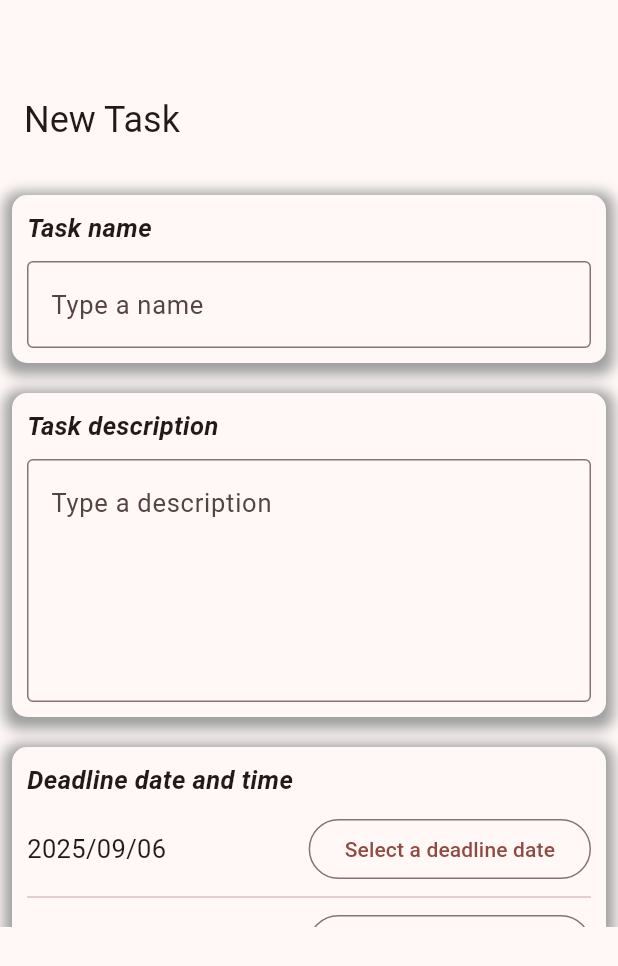
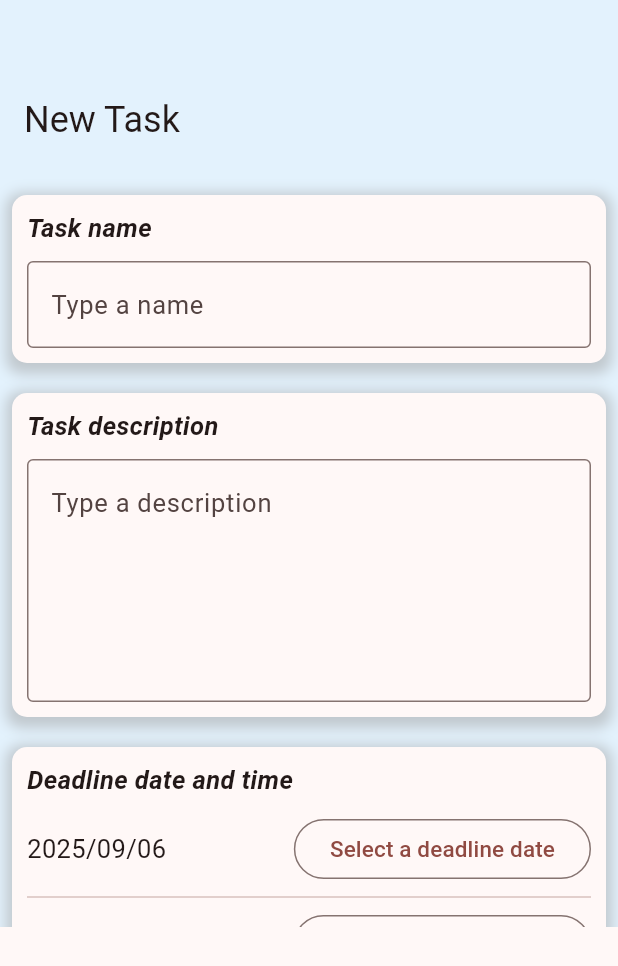
Before and after one commit to aliosmansahin/flutter-todolist, a Flutter app: the AddEditTask widget shown alone on an empty page, opened directly, on a phone screen of 412 x 824 dp. Shown: the top 966 px of the screen. Run offline on Flutter 3.47's test engine with Material 3 defaults, Android fonts, the phone set to English and light mode, and no system bars; our stand-ins replace drift, flutter_local_notifications, flutter_timezone, timezone; missing offline and left inert: android_intent_plus, dart:ffi; accounts and stored records are empty; generated files the repository leaves out were written again.

Commit message:
recolored add/edittask background, increased button sizes, added more padding to bottom of the add/edittask button
Signed-off-by: aliosmansahin <aliosmsahin01@gmail.com>

```diff
--- a/lib/addedittask.dart
+++ b/lib/addedittask.dart
@@ -123,14 +123,14 @@ class _AddEditTaskState extends State<AddEditTask> {
       minChildSize: 0.1,
       builder: (BuildContext context, ScrollController scrollController) {
         return Container(
-          color: Theme.of(context).cardTheme.surfaceTintColor,
+          color: Theme.of(context).secondaryHeaderColor,
           child: CustomScrollView(
             controller: scrollController,
             physics: BouncingScrollPhysics(),
             slivers: [
               SliverAppBar.medium(
                 title: Text(widget.willEdit ? "Edit Task" : "New Task"),
-                backgroundColor: Theme.of(context).cardTheme.surfaceTintColor,
+                backgroundColor: Theme.of(context).secondaryHeaderColor,
                 pinned: true,
               ),
               SliverPadding(
@@ -198,7 +198,10 @@ class _AddEditTaskState extends State<AddEditTask> {
                                     });
                                   }
                                 },
-                                child: Text("Select a deadline date"),
+                                child: Text(
+                                  "Select a deadline date",
+                                  style: TextStyle(fontSize: 15),
+                                ),
                               ),
                             ],
                           ),
@@ -227,7 +230,10 @@ class _AddEditTaskState extends State<AddEditTask> {
                                     });
                                   }
                                 },
-                                child: Text("Select a deadline time"),
+                                child: Text(
+                                  "Select a deadline time",
+                                  style: TextStyle(fontSize: 15),
+                                ),
                               ),
                             ],
                           ),
@@ -288,8 +294,8 @@ class _AddEditTaskState extends State<AddEditTask> {
                           borderRadius: BorderRadius.all(Radius.circular(10)),
                           boxShadow: [
                             BoxShadow(
-                              color: Colors.grey.withValues(alpha: 1),
-                              spreadRadius: 5,
+                              color: Colors.grey.withValues(alpha: 0.5),
+                              spreadRadius: 4,
                               blurRadius: 7,
                               offset: Offset(0, 3),
                             ),
@@ -365,7 +371,7 @@ class _AddEditTaskState extends State<AddEditTask> {
                         ),
                       ),
                     ),
-                    Padding(padding: EdgeInsetsGeometry.only(top: 20)),
+                    Padding(padding: EdgeInsetsGeometry.only(top: 40)),
                   ]),
                 ),
               ),
--- a/lib/utils/shadowedfield.dart
+++ b/lib/utils/shadowedfield.dart
@@ -32,8 +32,8 @@ class _ShadowedFieldState extends State<ShadowedField> {
         color: Theme.of(context).canvasColor,
         boxShadow: [
           BoxShadow(
-            color: Colors.grey.withValues(alpha: 1),
-            spreadRadius: 5,
+            color: Colors.grey.withValues(alpha: 0.5),
+            spreadRadius: 4,
             blurRadius: 7,
             offset: Offset(0, 3),
           ),
```
